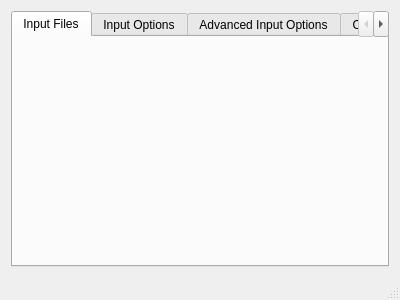
Above: mainwindow.ui from revsi/ccextractor-gui before the change. Below: the same form after it.
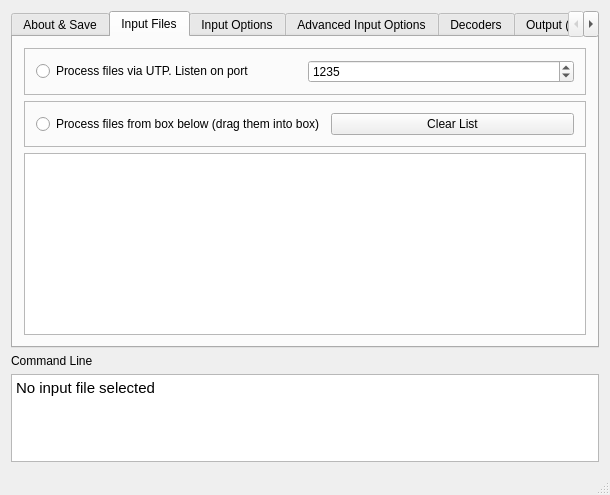
That is the form after the change. The open tabs and pages were chosen to show the change.

Commit message: fininshed input files tab ui and made window resizeable

Diff of the .ui file:
```diff
--- a/mainwindow.ui
+++ b/mainwindow.ui
@@ -6,8 +6,8 @@
    <rect>
     <x>0</x>
     <y>0</y>
-    <width>400</width>
-    <height>300</height>
+    <width>610</width>
+    <height>495</height>
    </rect>
   </property>
   <property name="windowTitle">
@@ -17,16 +17,84 @@
    <property name="layoutDirection">
     <enum>Qt::LeftToRight</enum>
    </property>
-   <layout class="QGridLayout" name="gridLayout">
-    <item row="0" column="0">
+   <layout class="QVBoxLayout" name="verticalLayout">
+    <item>
      <widget class="QTabWidget" name="tabWidget">
       <property name="currentIndex">
        <number>7</number>
       </property>
+      <widget class="QWidget" name="about">
+       <attribute name="title">
+        <string>About &amp;&amp; Save</string>
+       </attribute>
+      </widget>
       <widget class="QWidget" name="input_file">
        <attribute name="title">
         <string>Input Files</string>
        </attribute>
+       <layout class="QVBoxLayout" name="verticalLayout_2">
+        <item>
+         <widget class="QFrame" name="frame">
+          <property name="frameShape">
+           <enum>QFrame::StyledPanel</enum>
+          </property>
+          <property name="frameShadow">
+           <enum>QFrame::Raised</enum>
+          </property>
+          <layout class="QHBoxLayout" name="horizontalLayout_2">
+           <item>
+            <widget class="QRadioButton" name="radioButton">
+             <property name="text">
+              <string>Process files via UTP. Listen on port </string>
+             </property>
+            </widget>
+           </item>
+           <item>
+            <widget class="QSpinBox" name="spinBox">
+             <property name="minimum">
+              <number>1</number>
+             </property>
+             <property name="maximum">
+              <number>65535</number>
+             </property>
+             <property name="value">
+              <number>1235</number>
+             </property>
+            </widget>
+           </item>
+          </layout>
+         </widget>
+        </item>
+        <item>
+         <widget class="QFrame" name="frame_2">
+          <property name="frameShape">
+           <enum>QFrame::StyledPanel</enum>
+          </property>
+          <property name="frameShadow">
+           <enum>QFrame::Raised</enum>
+          </property>
+          <layout class="QHBoxLayout" name="horizontalLayout">
+           <item>
+            <widget class="QRadioButton" name="radioButton_2">
+             <property name="text">
+              <string>Process files from box below (drag them into box)</string>
+             </property>
+            </widget>
+           </item>
+           <item>
+            <widget class="QPushButton" name="pushButton">
+             <property name="text">
+              <string>Clear List</string>
+             </property>
+            </widget>
+           </item>
+          </layout>
+         </widget>
+        </item>
+        <item>
+         <widget class="QListView" name="listView"/>
+        </item>
+       </layout>
       </widget>
       <widget class="QWidget" name="input_op">
        <attribute name="title">
@@ -38,9 +106,24 @@
         <string>Advanced Input Options</string>
        </attribute>
       </widget>
-      <widget class="QWidget" name="out">
+      <widget class="QWidget" name="decoder">
        <attribute name="title">
-        <string>Output</string>
+        <string>Decoders</string>
+       </attribute>
+      </widget>
+      <widget class="QWidget" name="out1">
+       <attribute name="title">
+        <string>Output (1)</string>
+       </attribute>
+      </widget>
+      <widget class="QWidget" name="out2">
+       <attribute name="title">
+        <string>Output (2)</string>
+       </attribute>
+      </widget>
+      <widget class="QWidget" name="credits">
+       <attribute name="title">
+        <string>Credits</string>
        </attribute>
       </widget>
       <widget class="QWidget" name="debug">
@@ -48,9 +131,9 @@
         <string>Debug</string>
        </attribute>
       </widget>
-      <widget class="QWidget" name="decoder">
+      <widget class="QWidget" name="hdhomerun">
        <attribute name="title">
-        <string>Decoder</string>
+        <string>HDHomeRun</string>
        </attribute>
       </widget>
       <widget class="QWidget" name="exec">
@@ -58,11 +141,30 @@
         <string>Execution</string>
        </attribute>
       </widget>
-      <widget class="QWidget" name="abt">
-       <attribute name="title">
-        <string>About &amp;&amp; Save</string>
-       </attribute>
-      </widget>
+     </widget>
+    </item>
+    <item>
+     <widget class="QLabel" name="label_2">
+      <property name="text">
+       <string>Command Line</string>
+      </property>
+     </widget>
+    </item>
+    <item>
+     <widget class="QTextBrowser" name="textBrowser">
+      <property name="maximumSize">
+       <size>
+        <width>16777215</width>
+        <height>100</height>
+       </size>
+      </property>
+      <property name="html">
+       <string>&lt;!DOCTYPE HTML PUBLIC &quot;-//W3C//DTD HTML 4.0//EN&quot; &quot;http://www.w3.org/TR/REC-html40/strict.dtd&quot;&gt;
+&lt;html&gt;&lt;head&gt;&lt;meta name=&quot;qrichtext&quot; content=&quot;1&quot; /&gt;&lt;style type=&quot;text/css&quot;&gt;
+p, li { white-space: pre-wrap; }
+&lt;/style&gt;&lt;/head&gt;&lt;body style=&quot; font-family:'Ubuntu'; font-size:11pt; font-weight:400; font-style:normal;&quot;&gt;
+&lt;p style=&quot; margin-top:0px; margin-bottom:0px; margin-left:0px; margin-right:0px; -qt-block-indent:0; text-indent:0px;&quot;&gt;No input file selected&lt;/p&gt;&lt;/body&gt;&lt;/html&gt;</string>
+      </property>
      </widget>
     </item>
    </layout>
```
Left out of the diff: 4 changed lines with no effect on the pictures. The commit also changes 2 other files.
